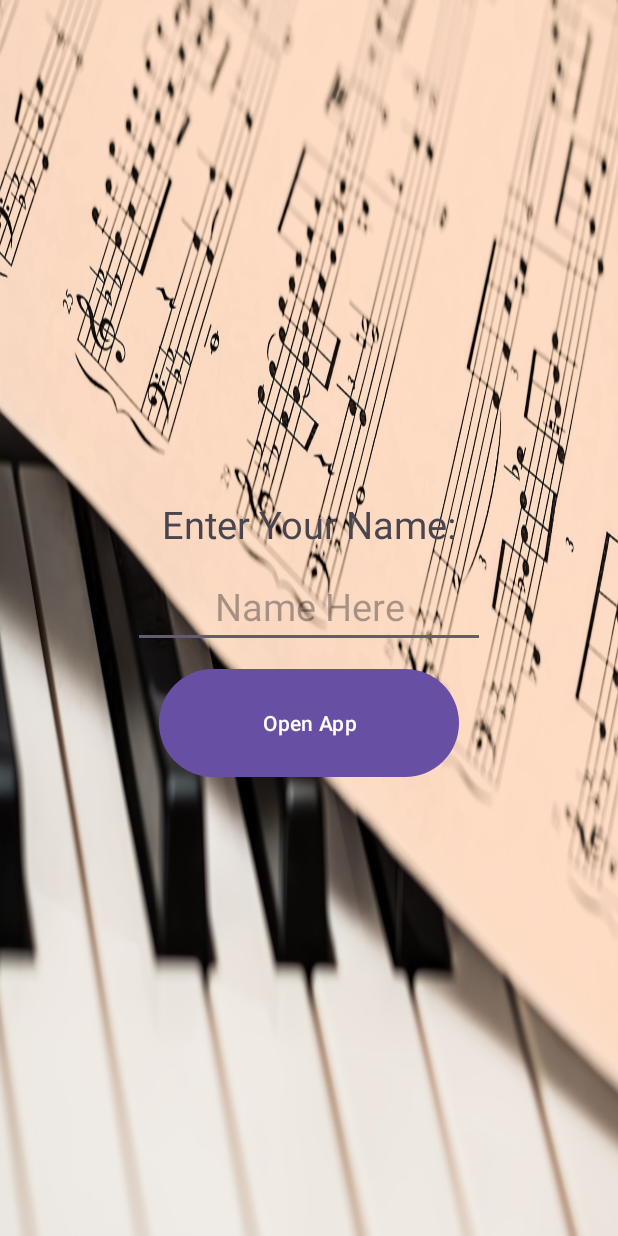
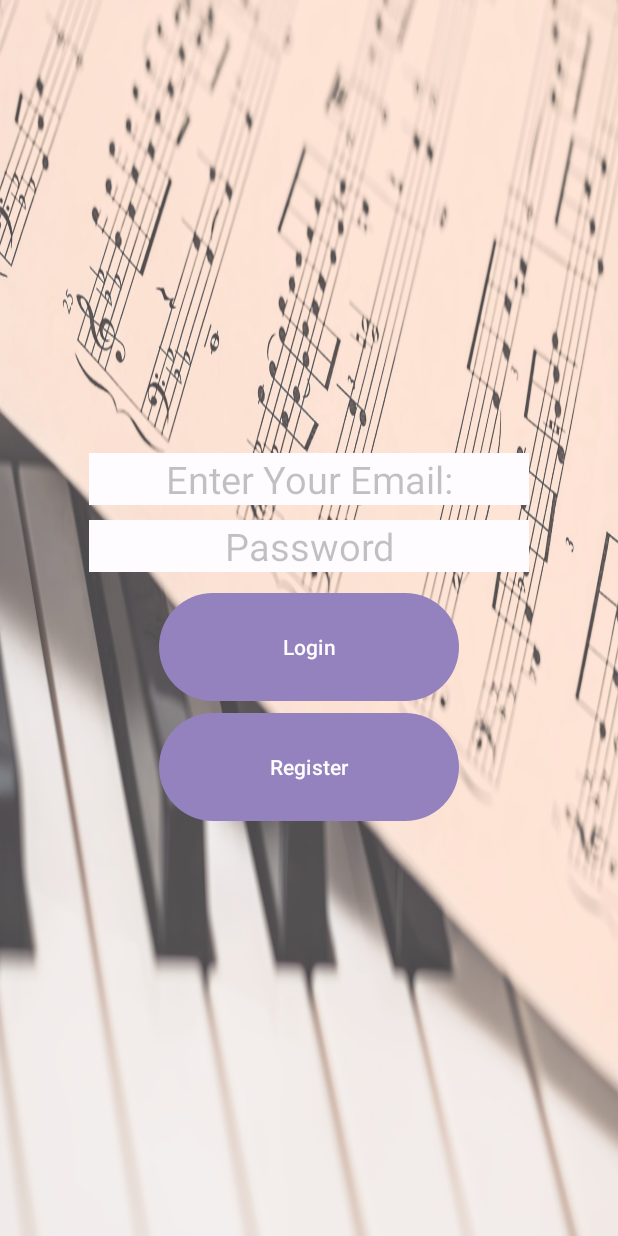
Before and after one commit to ItayB1301/PianoProject, an Android app: the screen it shows after launch (MainActivity), on a phone screen of 412 x 824 dp. Run offline under Robolectric (Android 15) with nearby library versions, the phone set to English and light mode, and no system bars; our stand-ins replace Firebase (no records; nobody signed in at launch, a user with empty details on screens opened directly).

Commit message:
Initial commit

```diff
--- a/app/build.gradle.kts
+++ b/app/build.gradle.kts
@@ -1,5 +1,6 @@
 plugins {
     id("com.android.application")
+    id("com.google.gms.google-services")
 }
 
 android {
@@ -32,9 +33,14 @@ dependencies {
 
     implementation("androidx.appcompat:appcompat:1.6.1")
     implementation("com.google.android.material:material:1.12.0")
+    implementation("com.google.code.gson:gson:2.10")
     implementation("androidx.constraintlayout:constraintlayout:2.1.4")
     implementation("androidx.preference:preference:1.2.0")
+    implementation("com.google.firebase:firebase-auth:23.0.0")
+    implementation("com.google.firebase:firebase-database:21.0.0")
+    implementation("com.google.firebase:firebase-storage:21.0.0")
     testImplementation("junit:junit:4.13.2")
     androidTestImplementation("androidx.test.ext:junit:1.1.5")
     androidTestImplementation("androidx.test.espresso:espresso-core:3.5.1")
+
 }
--- a/app/src/main/AndroidManifest.xml
+++ b/app/src/main/AndroidManifest.xml
@@ -1,6 +1,8 @@
 <?xml version="1.0" encoding="utf-8"?>
 <manifest xmlns:android="http://schemas.android.com/apk/res/android"
     xmlns:tools="http://schemas.android.com/tools">
+
+    <uses-permission android:name="android.permission.INTERNET" />
 
     <application
         android:allowBackup="true"
@@ -12,6 +14,9 @@
         android:supportsRtl="true"
         android:theme="@style/Theme.PianoProject"
         tools:targetApi="31">
+        <activity
+            android:name=".RegisterActivity"
+            android:exported="false" />
         <activity
             android:name=".SettingsActivity"
             android:exported="false"
--- a/app/src/main/java/com/example/pianoproject/MainActivity.java
+++ b/app/src/main/java/com/example/pianoproject/MainActivity.java
@@ -1,21 +1,33 @@
 package com.example.pianoproject;
 
+import androidx.annotation.NonNull;
 import androidx.appcompat.app.AppCompatActivity;
 
 import android.content.Intent;
 import android.content.SharedPreferences;
 import android.media.MediaPlayer;
-import android.media.SoundPool;
 import android.os.Bundle;
+import android.util.Log;
 import android.view.View;
 import android.widget.Button;
 import android.widget.EditText;
 import android.widget.Toast;
 
-public class MainActivity extends AppCompatActivity {
+import com.google.android.gms.tasks.OnCompleteListener;
+import com.google.android.gms.tasks.Task;
+import com.google.firebase.auth.AuthResult;
+import com.google.firebase.auth.FirebaseAuth;
+import com.google.firebase.auth.FirebaseUser;
+import com.google.gson.Gson;
+
+public class MainActivity extends AppCompatActivity implements View.OnClickListener{
 
     private SharedPreferences sp;
+    FirebaseAuth firebaseAuth;
+    FirebaseUser currentUser;
     MediaPlayer mediaPlayer;
+
+    EditText email,pass;
 
     @Override
     protected void onPause() {
@@ -24,49 +36,71 @@ public class MainActivity extends AppCompatActivity {
         mediaPlayer.release();
 
     }
+
     @Override
     protected void onCreate(Bundle savedInstanceState) {
         super.onCreate(savedInstanceState);
         setContentView(R.layout.activity_main);
 
-        sp= getSharedPreferences("UserName",MODE_PRIVATE);
-        String st=sp.getString("uname","");
-        if (!st.equals("")){
-            Intent intent =new Intent(MainActivity.this, FrontPageActivity.class);
+        firebaseAuth= FirebaseAuth.getInstance();
+
+        sp = getSharedPreferences("User", MODE_PRIVATE);
+        String json = sp.getString("User", "");
+        if (!json.equals("")) {
+            Intent intent = new Intent(MainActivity.this, FrontPageActivity.class);
             startActivity(intent);
             finish();
         }
+        else {
+
+            //media player with a song
+            mediaPlayer = MediaPlayer.create(getApplicationContext(), R.raw.opening_music);
+            mediaPlayer.setVolume(0.2f, 0.2f);
+            mediaPlayer.start();
 
 
+            email = (EditText) findViewById(R.id.etEmail);
+            pass = (EditText) findViewById(R.id.etPass);
 
-        //media player with a song
-        mediaPlayer=MediaPlayer.create(getApplicationContext(),R.raw.opening_music);
-        mediaPlayer.setVolume(0.2f,0.2f);
-        //mediaPlayer.start();
+            Button login = findViewById(R.id.login);
+            Button register = findViewById(R.id.register);
+            login.setOnClickListener(this);
+            register.setOnClickListener(this);
+        }
+    }
 
-
-        EditText name=(EditText) findViewById(R.id.et);
-        Button btn=findViewById(R.id.button);
-
-        btn.setOnClickListener(new View.OnClickListener() {
+    public void loginUser(){
+        String m = email.getText().toString();
+        String p = pass.getText().toString();
+        if(p.equals("")||m.equals(""))
+            return;
+        firebaseAuth.signInWithEmailAndPassword(m, p)
+                        .addOnCompleteListener(new OnCompleteListener<AuthResult>() {
                             @Override
-            public void onClick(View v) {
-                if(!name.getText().toString().equals("")){
+                            public void onComplete(@NonNull Task<AuthResult> task) {
+                                if(task.isSuccessful()){
+                                    String uid=firebaseAuth.getCurrentUser().getUid();
+                                    sp=getSharedPreferences("User",MODE_PRIVATE);
                                     SharedPreferences.Editor editor=sp.edit();
-                    editor.putString("uname",name.getText().toString());
+                                    editor.putString("User",uid);
                                     editor.apply();
-                    Intent intent =new Intent(MainActivity.this, FrontPageActivity.class);
+                                    Intent intent = new Intent(MainActivity.this,FrontPageActivity.class);
                                     startActivity(intent);
                                     finish();
+                                }
+                            }
+                        });
+   }
 
-
+    @Override
+    public void onClick(View v){
+        if (v.getId()==R.id.login)
+            loginUser();
+        else if(v.getId()==R.id.register){
+            Intent intent = new Intent(MainActivity.this, RegisterActivity.class);
+            startActivity(intent);
         }
-                else{
-                    Toast.makeText(MainActivity.this,"Enter Your Name",Toast.LENGTH_SHORT).show();
-                };
 
     }
 
-        });
 }
-}
--- a/app/src/main/res/layout/activity_main.xml
+++ b/app/src/main/res/layout/activity_main.xml
@@ -7,39 +7,52 @@
     android:layout_height="match_parent"
     tools:context=".MainActivity"
     android:background="@drawable/home_page_image"
+    android:alpha="0.7"
     android:gravity="center">
 
     <EditText
-        android:id="@+id/et"
+        android:id="@+id/etPass"
         android:layout_width="wrap_content"
         android:layout_height="wrap_content"
-        android:layout_below="@+id/tv1"
+        android:layout_below="@+id/etEmail"
         android:layout_centerInParent="true"
         android:layout_marginTop="10dp"
         android:layout_marginBottom="10dp"
-        android:ems="8"
-        android:hint="Name Here"
-        android:inputType="text"
+        android:background="@color/white"
+        android:ems="10"
+        android:hint="Password"
+        android:inputType="textPassword"
         android:text=""
         android:textAlignment="center"
         android:textSize="25dp" />
 
-    <TextView
-        android:id="@+id/tv1"
+    <EditText
+        android:id="@+id/etEmail"
         android:layout_width="wrap_content"
         android:layout_height="wrap_content"
         android:layout_centerInParent="true"
         android:layout_marginTop="30dp"
-        android:text="Enter Your Name:"
+        android:background="@color/white"
+        android:ems="10"
+        android:hint="Enter Your Email:"
+        android:textAlignment="center"
         android:textSize="25dp" />
 
     <Button
-        android:id="@+id/button"
+        android:id="@+id/login"
         android:layout_width="200dp"
         android:layout_height="80dp"
-        android:layout_below="@+id/et"
+        android:layout_below="@+id/etPass"
         android:layout_centerInParent="true"
-        android:text="Open App" />
+        android:text="Login" />
+
+    <Button
+        android:id="@+id/register"
+        android:layout_width="200dp"
+        android:layout_height="80dp"
+        android:layout_below="@+id/login"
+        android:layout_centerInParent="true"
+        android:text="Register" />
 
 
 </RelativeLayout>
--- a/build.gradle.kts
+++ b/build.gradle.kts
@@ -1,3 +1,8 @@
+buildscript {
+    dependencies {
+        classpath("com.google.gms:google-services:4.4.2")
+    }
+}
 // Top-level build file where you can add configuration options common to all sub-projects/modules.
 plugins {
     id("com.android.application") version "8.1.4" apply false
```
Also changed, not shown: app/src/main/java/com/example/pianoproject/FrontPageActivity.java (+19 -3 lines), app/src/main/java/com/example/pianoproject/RegisterActivity.java (added, +108 -0 lines), app/src/main/java/com/example/pianoproject/User.java (added, +42 -0 lines), app/src/main/res/layout/activity_register.xml (added, +117 -0 lines), app/src/main/res/drawable/blue.png (added), 1 other file. Lines whose indentation alone changed are shown as unchanged.
